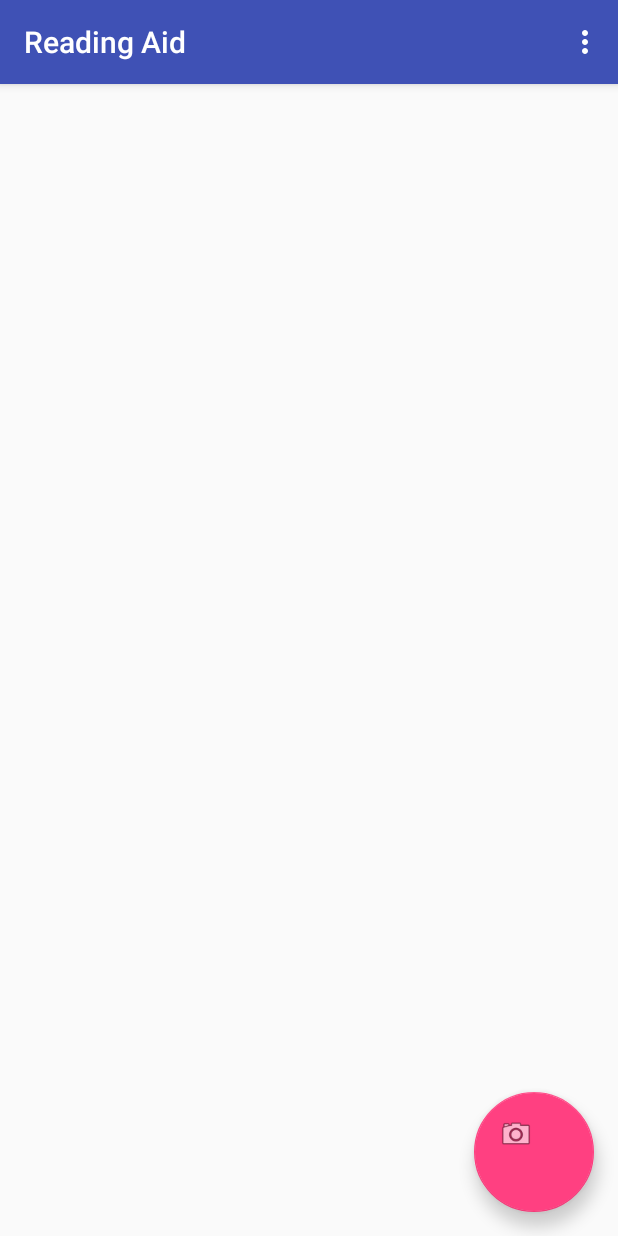
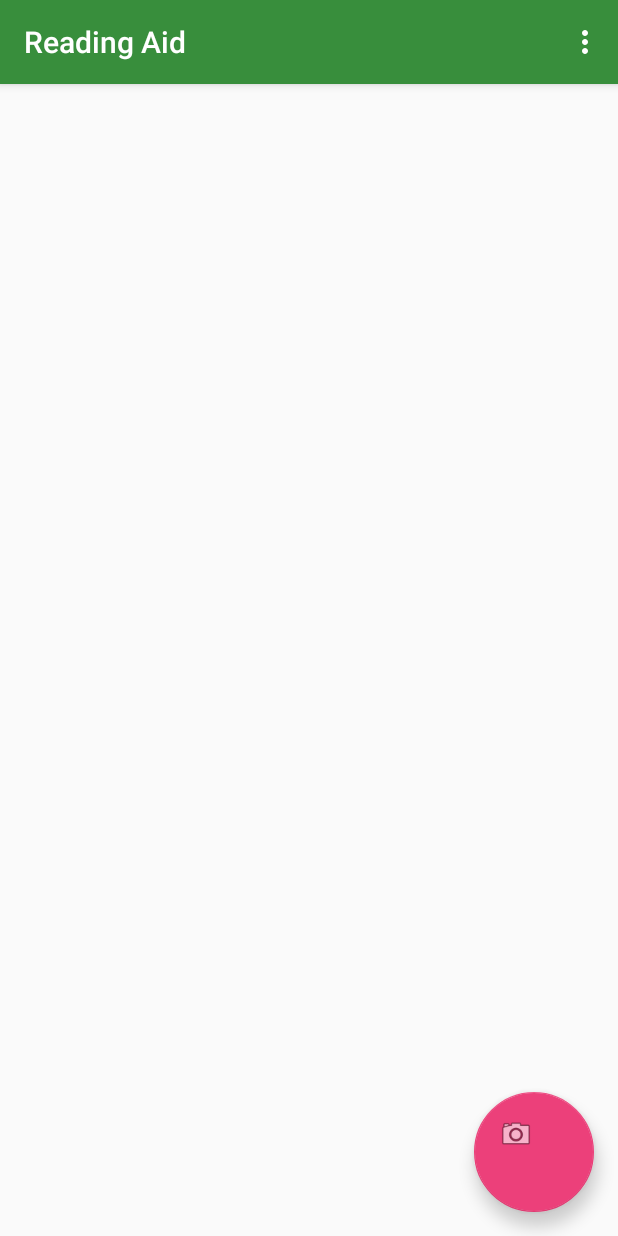
Before and after one commit to mkyl/dubhacks-2017, an Android app: the screen it shows after launch (MainActivity), on a phone screen of 412 x 824 dp. Run offline under Robolectric (Android 15) with nearby library versions, the phone set to English and light mode, and no system bars; Roboto replaces fonts that are not available here; 1 statement that could not run was skipped.

Commit message:
colors
quick colors

```diff
--- a/app/src/main/res/values/colors.xml
+++ b/app/src/main/res/values/colors.xml
@@ -1,6 +1,6 @@
 <?xml version="1.0" encoding="utf-8"?>
 <resources>
-    <color name="colorPrimary">#3F51B5</color>
-    <color name="colorPrimaryDark">#303F9F</color>
-    <color name="colorAccent">#FF4081</color>
+    <color name="colorPrimary">#388E3C</color>
+    <color name="colorPrimaryDark">#1B5E20</color>
+    <color name="colorAccent">#EC407A</color>
 </resources>
```
